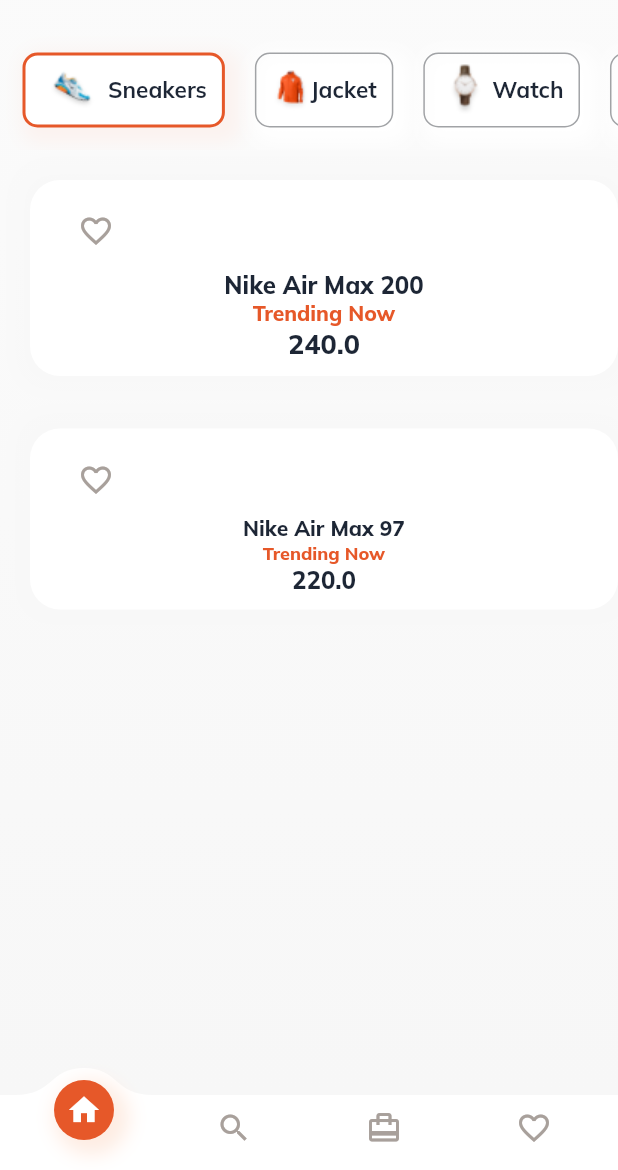
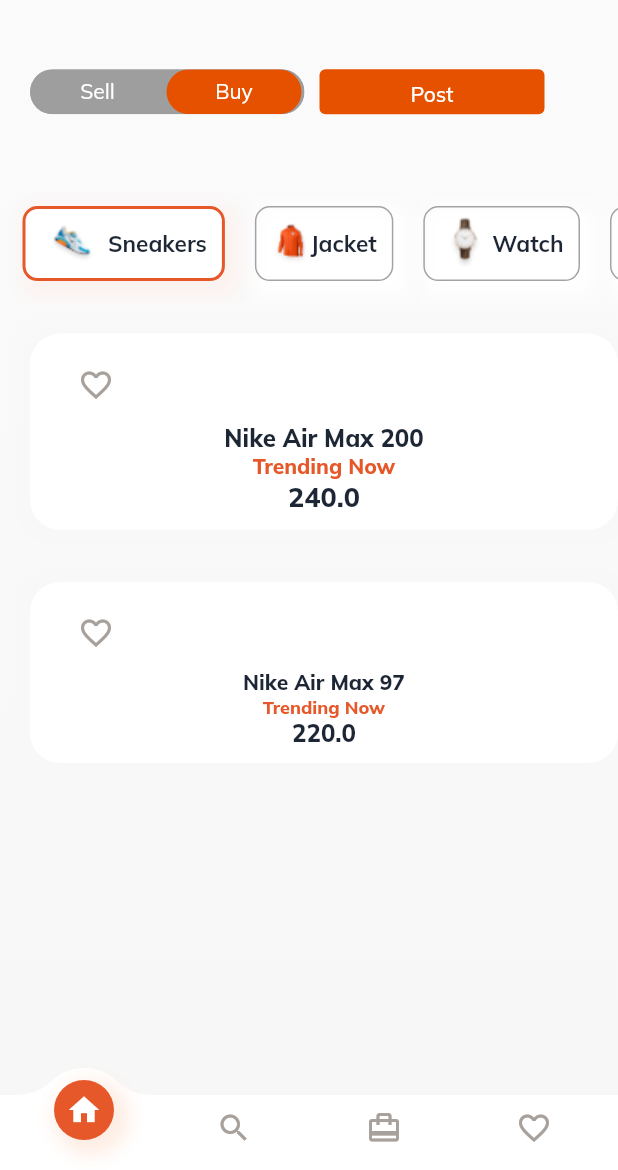
Before and after one commit to thecharlesjenkins/CryptoMeal, a Flutter app: the screen it shows after launch, on a phone screen of 412 x 824 dp, the part 66-1236 px from its top. Run offline on Flutter 3.47's test engine with Material 2 defaults, Android fonts, the phone set to English and light mode, and no system bars; drawn by our look-alikes of toggle_switch; our stand-ins replace google_fonts.

Commit message:
Update home_page.dart

```diff
--- a/lib/src/pages/home_page.dart
+++ b/lib/src/pages/home_page.dart
@@ -58,24 +58,92 @@ class _MyHomePageState extends State<MyHomePage> {
     );
   }
 
-/*
+
   Widget _toggleBar() {
+    //height:
+    return Container(
+      margin: EdgeInsets.symmetric(vertical: 10),
+      width: 183, //AppTheme.fullWidth(context),
+      height: 30,
+      child: ToggleSwitch(
+          //height: 30,
+          minWidth: 90.0,
+          cornerRadius: 20.0,
+          activeBgColors: [[Colors.green[800]], [Colors.orange[900]]],
+          activeFgColor: Colors.white,
+          inactiveBgColor: Colors.grey,
+          inactiveFgColor: Colors.white,
+          initialLabelIndex: 1,
+          totalSwitches: 2,
+          labels: ['Sell', 'Buy'],
+          radiusStyle: true,
+          onToggle: (index) {
+            print('switched to: $index');
+          },
+      ),
+
+    );
+  }
+
+  Widget _postButton() {
+    return Container(
+      margin: EdgeInsets.symmetric(vertical: 10),
+      width: 150, //AppTheme.fullWidth(context),
+      height: 30,
+      child: TextButton(
+        style: TextButton.styleFrom(
+          primary: Colors.white,
+          backgroundColor: Colors.orange[900],
+        ),
+        onPressed: () { },
+        child: Text('Post'),
+      ),
+    );
+  }
+
+  Widget _topBar() {
     return Container(
       margin: EdgeInsets.symmetric(vertical: 10),
       width: AppTheme.fullWidth(context),
-      height: 80,
-      child: GridView (
-        children: ToggleSwitch(
-          initialLabelIndex: 0,
-          totalSwitches: 3,
-          labels: ['America', 'Canada', 'Mexico'],
-          onToggle: (index) {
-            print('switched to: $index');
-          },
-        ),
+      height: AppTheme.fullWidth(context) * 0.2,
+      child: Column(
 
+        mainAxisAlignment: MainAxisAlignment.spaceEvenly,
+        children: [
+
+          Row(children:
+
+            <Widget>[
+            SizedBox(width:20),
+            _toggleBar(),
+            SizedBox(width:10),
+            _postButton(),
+            ],
+          )
+      ],)
+    );
+  }
+
+/*
+   Widget _topBar() {
+    return Container(
+      margin: EdgeInsets.symmetric(vertical: 10),
+      width: AppTheme.fullWidth(context),
+      height: AppTheme.fullWidth(context) * 0.2,
+      child: GridView(
+        gridDelegate: SliverGridDelegateWithFixedCrossAxisCount(
+            crossAxisCount: 1,
+            childAspectRatio: 3,
+            mainAxisSpacing: 30,
+            crossAxisSpacing: 20),
+        padding: EdgeInsets.only(left: 20),
+        //scrollDirection: Axis.vertical,
+        children:  <Widget>[
+           // _search(),
+           _toggleBar(),
+
+          ],
       ),
-
     );
   } */
 
@@ -156,6 +224,7 @@ class _MyHomePageState extends State<MyHomePage> {
           mainAxisAlignment: MainAxisAlignment.start,
           children: <Widget>[
            // _search(),
+           _topBar(),
             _categoryWidget(),
             _productWidget(),
           ],
```
